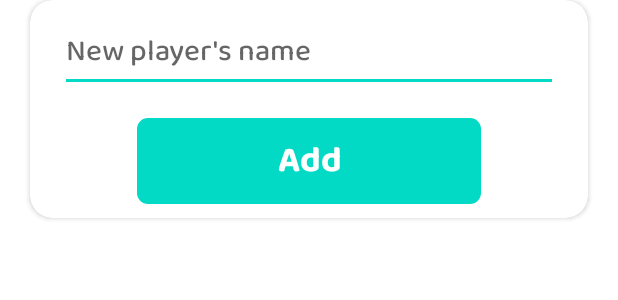
After one commit to shmatozz/SoundQuiz, an Android app: the layout dialog_add_player.xml on its own in the app's theme, with its tools: preview values and no code run, on a phone screen of 412 x 824 dp. The commit adds this screen. Shown: the top 300 px of the screen. Run offline under Robolectric (Android 15) with nearby library versions, the phone set to English and light mode, and no system bars.

Commit message:
complete adding players fragment

```diff
--- /dev/null
+++ b/app/src/main/res/layout/dialog_add_player.xml
@@ -0,0 +1,52 @@
+<?xml version="1.0" encoding="utf-8"?>
+<androidx.cardview.widget.CardView xmlns:android="http://schemas.android.com/apk/res/android"
+    xmlns:app="http://schemas.android.com/apk/res-auto"
+    android:layout_width="wrap_content"
+    android:layout_height="wrap_content"
+    android:layout_marginHorizontal="20dp"
+    app:cardCornerRadius="15dp"
+    app:layout_constraintEnd_toEndOf="parent"
+    app:layout_constraintStart_toStartOf="parent"
+    app:layout_constraintTop_toTopOf="parent">
+
+    <androidx.constraintlayout.widget.ConstraintLayout
+        android:layout_width="wrap_content"
+        android:layout_height="wrap_content"
+        android:paddingHorizontal="20dp">
+
+        <EditText
+            android:id="@+id/new_title"
+            android:layout_width="wrap_content"
+            android:layout_height="wrap_content"
+            android:layout_marginStart="32dp"
+            android:layout_marginTop="8dp"
+            android:layout_marginEnd="32dp"
+            android:layout_marginBottom="8dp"
+            android:autofillHints=""
+            android:ems="15"
+            android:fontFamily="@font/baloo2_medium"
+            android:hint="@string/new_player_hint"
+            android:inputType="text"
+            android:textSize="20sp"
+            app:layout_constraintBottom_toTopOf="@+id/create_button"
+            app:layout_constraintEnd_toEndOf="parent"
+            app:layout_constraintStart_toStartOf="parent"
+            app:layout_constraintTop_toTopOf="parent" />
+
+        <Button
+            android:id="@+id/create_button"
+            android:layout_width="0dp"
+            android:layout_height="60dp"
+            android:layout_marginStart="50dp"
+            android:layout_marginTop="8dp"
+            android:layout_marginEnd="50dp"
+            android:layout_marginBottom="8dp"
+            android:fontFamily="@font/baloo2_bold"
+            android:text="@string/add"
+            android:textSize="24sp"
+            app:layout_constraintBottom_toBottomOf="parent"
+            app:layout_constraintEnd_toEndOf="parent"
+            app:layout_constraintStart_toStartOf="parent"
+            app:layout_constraintTop_toBottomOf="@+id/new_title" />
+    </androidx.constraintlayout.widget.ConstraintLayout>
+</androidx.cardview.widget.CardView>
--- a/app/src/main/res/values/strings.xml
+++ b/app/src/main/res/values/strings.xml
@@ -9,4 +9,7 @@
     <string name="title_activity_game" translatable="false">GameActivity</string>
     <string name="title_activity_rules" translatable="false">RulesActivity</string>
     <string name="add_player">Add player</string>
+    <string name="add">Add</string>
+    <string name="new_player_hint">New player\'s name</string>
+    <string name="exist_player">Name is already occupied</string>
 </resources>
```
Also changed, not shown: app/src/main/java/com/example/soundquiz/PlayersAddFragment.kt (+53 -0 lines), app/src/main/res/layout/player_item.xml (+6 -7 lines), 1 other file.
